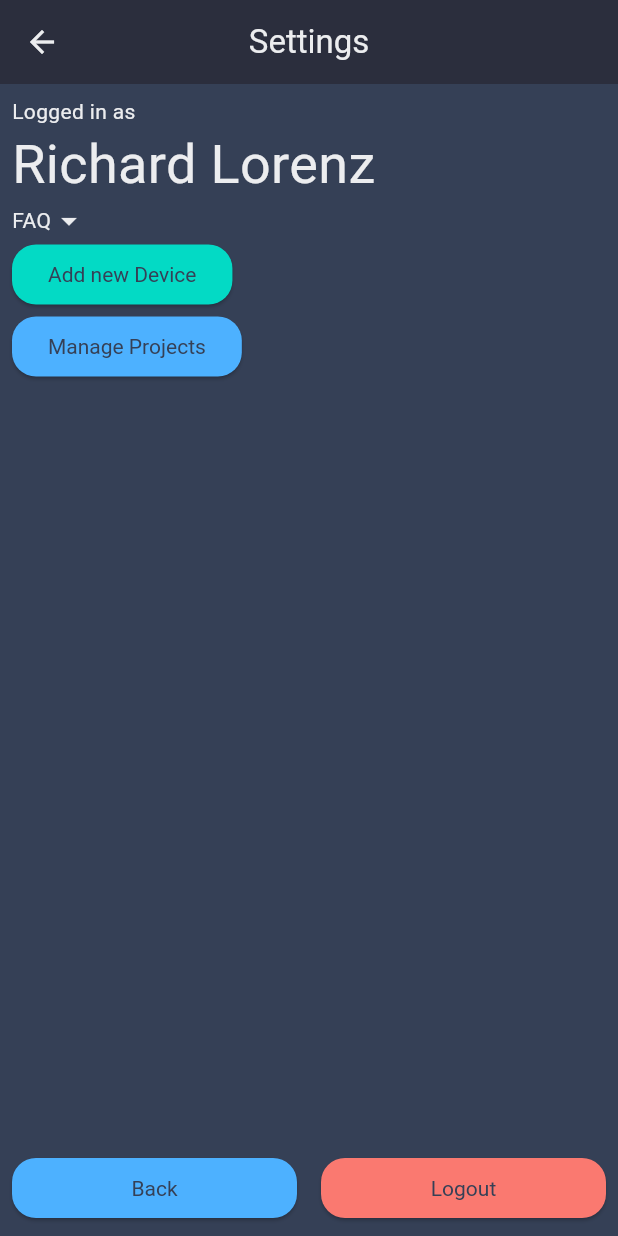
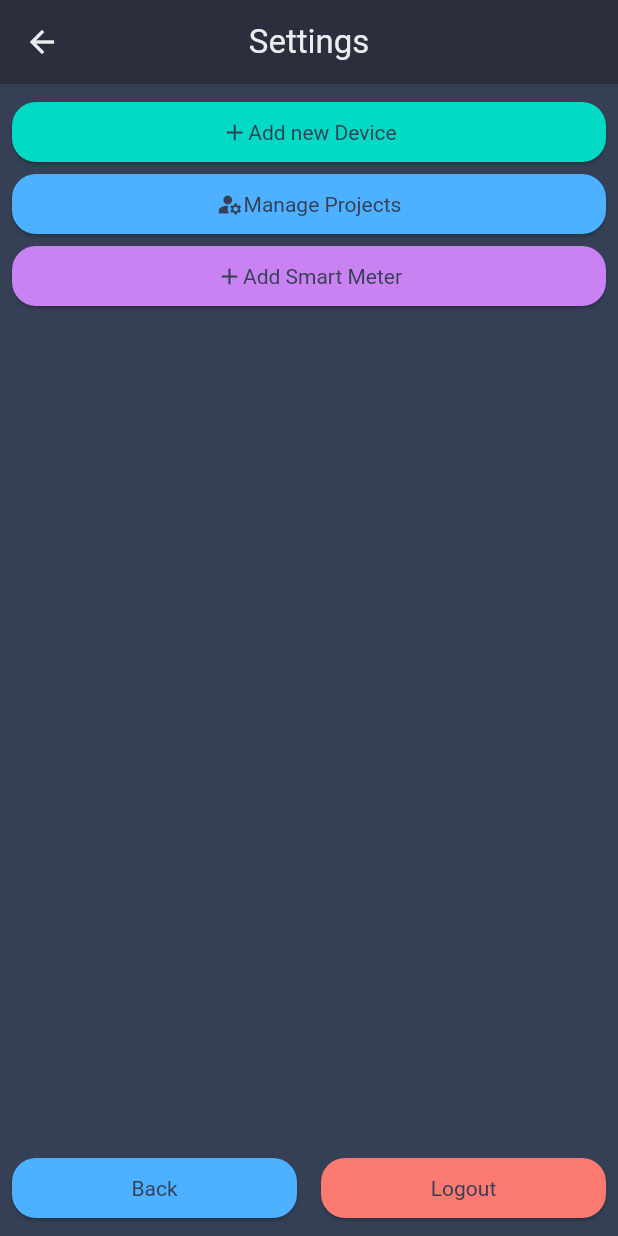
Before and after one commit to Layblar/layblar_app_final, a Flutter app: the SettingsScreen screen opened directly, on a phone screen of 412 x 824 dp. Run offline on Flutter 3.47's test engine with Material 3 defaults, Android fonts, the phone set to English and light mode, and no system bars; our stand-ins replace awesome_notifications, fluttertoast, jwt_decoder, shared_preferences, syncfusion_flutter_charts, syncfusion_flutter_sliders; accounts and stored records are empty.

Commit message:
updated the settings screen

```diff
--- a/lib/screens/Settings/SettingsScreen.dart
+++ b/lib/screens/Settings/SettingsScreen.dart
@@ -1,5 +1,5 @@
 // ignore: file_names
-import 'package:ass/DTO/FAQItemDTO.dart';
+import 'package:ass/screens/Login_Registration/RegisterSmartMeterScreen.dart';
 import 'package:ass/screens/Settings/AddDeviceScreen.dart';
 import 'package:ass/screens/Settings/ManageProjectsScreen.dart';
 import 'package:flutter/material.dart';
@@ -21,42 +21,11 @@ class _SettingsScreenState extends State<SettingsScreen> {
 
 
 
-  //Mocked Projects
-  List<FAQItemDTO>allFAQs = FAQItemDTO.generateMockedFAQS();
-  List<String> availableProjects = [];
-
-  bool isFAQOpened = false;
-  bool isManageProjectsOpened = false;
-
-  void toggleFAQView(){
-    if(isFAQOpened){
-      setState(() {
-        isFAQOpened = false;
-      });
-    }else{
-      setState(() {
-        isFAQOpened = true;
-      });
-    }
-  }
-
-  void toggleManageProjectsView(){
-     if(isManageProjectsOpened){
-      setState(() {
-        isManageProjectsOpened = false;
-      });
-    }else{
-      setState(() {
-        isManageProjectsOpened = true;
-      });
-    }
-  }
 
   @override
   void initState() {
     // TODO: implement initState
     super.initState();
-    availableProjects = ["Project 1, Project 2, Project 3"];
   }
   @override
   Widget build(BuildContext context) {
@@ -74,33 +43,10 @@ class _SettingsScreenState extends State<SettingsScreen> {
         padding: const EdgeInsets.all(8.0),
         child: Column(
           crossAxisAlignment: CrossAxisAlignment.start,
-          //TODO: fetch user info
           children: [
-            Text("Logged in as", style: Styles.regularTextStyle,),
-            Text("Richard Lorenz", style: Styles.headerTextStyle,),
-
-            GestureDetector(
-              onTap: ()=> toggleFAQView(),
-              child: Container(
-                child:  Row(
-                  children: [
-                    const Text("FAQ"),
-                    Icon(isFAQOpened? Icons.arrow_drop_up:Icons.arrow_drop_down, color: ThemeColors.textColor,),
-                  ],
-                ),
-              ),
-            ),
-            isFAQOpened? Expanded(
-              child: ListView.builder(itemCount: allFAQs.length, itemBuilder: (context, index){
-                            return ListTile(
-                              title: Text(allFAQs[index].question),
-                              subtitle: Text(allFAQs[index].answer),
-                            );
-                          }),
-            ): const SizedBox(),
-           ElevatedButton( style: Styles.primaryButtonStyle, onPressed: ()=> Navigator.of(context).push(MaterialPageRoute(builder: (BuildContext context)=> const AddDeviceScreen())), child: Text("Add new Device", style: Styles.secondaryTextStyle,)),
-            ElevatedButton( style: Styles.secondaryButtonStyle, onPressed: ()=> Navigator.of(context).push(MaterialPageRoute(builder: (BuildContext context)=> const ManageProjectsScreen())), child: Text("Manage Projects", style: Styles.secondaryTextStyle,))
-
+            getAddNewDeviceButton(context),
+            getManageProjectsButton(context),
+            getAddSmartMeterButton(context),
           ],
         ),
       ),
@@ -120,6 +66,46 @@ class _SettingsScreenState extends State<SettingsScreen> {
     );
   }
 
+  ElevatedButton getAddSmartMeterButton(BuildContext context) {
+    return ElevatedButton(
+          style: Styles.tertiaryButtonStyle,
+          onPressed: ()=> Navigator.of(context).push(MaterialPageRoute(builder: (BuildContext context)=> const RegisterSmartMeterScreen())),
+          child: Row(
+            mainAxisAlignment: MainAxisAlignment.center,
+            children: [
+              Icon(Icons.add, color: ThemeColors.primaryBackground,),
+              Text("Add Smart Meter", style: Styles.secondaryTextStyle,),
+            ],
+          ));
+  }
+
+  ElevatedButton getManageProjectsButton(BuildContext context) {
+    return ElevatedButton(
+            style: Styles.secondaryButtonStyle,
+            onPressed: ()=> Navigator.of(context).push(MaterialPageRoute(builder: (BuildContext context)=> const ManageProjectsScreen())),
+            child: Row(
+              mainAxisAlignment: MainAxisAlignment.center,
+              children: [
+                Icon(Icons.manage_accounts, color: ThemeColors.primaryBackground,),
+                Text("Manage Projects", style: Styles.secondaryTextStyle,),
+              ],
+            ));
+  }
+
+  ElevatedButton getAddNewDeviceButton(BuildContext context) {
+    return ElevatedButton(
+           style: Styles.primaryButtonStyle,
+           onPressed: ()=> Navigator.of(context).push(MaterialPageRoute(builder: (BuildContext context)=> const AddDeviceScreen())),
+           child: Row(
+             mainAxisAlignment: MainAxisAlignment.center,
+             children: [
+               Icon(Icons.add, color: ThemeColors.primaryBackground,),
+               Text("Add new Device", style: Styles.secondaryTextStyle,),
+             ],
+           )
+           );
+  }
+
 
 //TODO: apply logic so the household updates, amybe a new call etc
   void navigateBack(){
@@ -130,33 +116,4 @@ class _SettingsScreenState extends State<SettingsScreen> {
     Navigator.of(context).push(MaterialPageRoute(builder: ((BuildContext context) => const LoginScreen())));
   }
 
-
-  //TODO: Dynamic projects
-  void openProjectsDialoge(){
-    debugPrint("[-------CURRENT----]" +  widget.currentProject);
-    showDialog(context: context, builder: (BuildContext context){
-      return AlertDialog(
-        title: const Text("Change Project"),
-        content:Column(
-          mainAxisSize: MainAxisSize.min,
-          children:
-              availableProjects.map((e) => GestureDetector(
-                onTap: () => setState(() {
-
-                }),
-                child: Container(
-                  color: widget.currentProject == e? ThemeColors.primary: ThemeColors.primaryBackground,
-                  child: ListTile(title: Text(e, style: TextStyle(color: widget.currentProject == e? ThemeColors.primaryBackground: ThemeColors.textColor,),)),
-                          ),
-              )).toList(),
-        ),
-        actions: [
-          ElevatedButton(onPressed: ()=> Navigator.of(context).pop(), child: const Text("Cancel"), style: Styles.errorButtonStyle,),
-          ElevatedButton(onPressed: (){}, child: const Text("Change Project"), style: Styles.primaryButtonStyle,)
-        ],
-      );
-    });
-  }
-
-
 }
```
